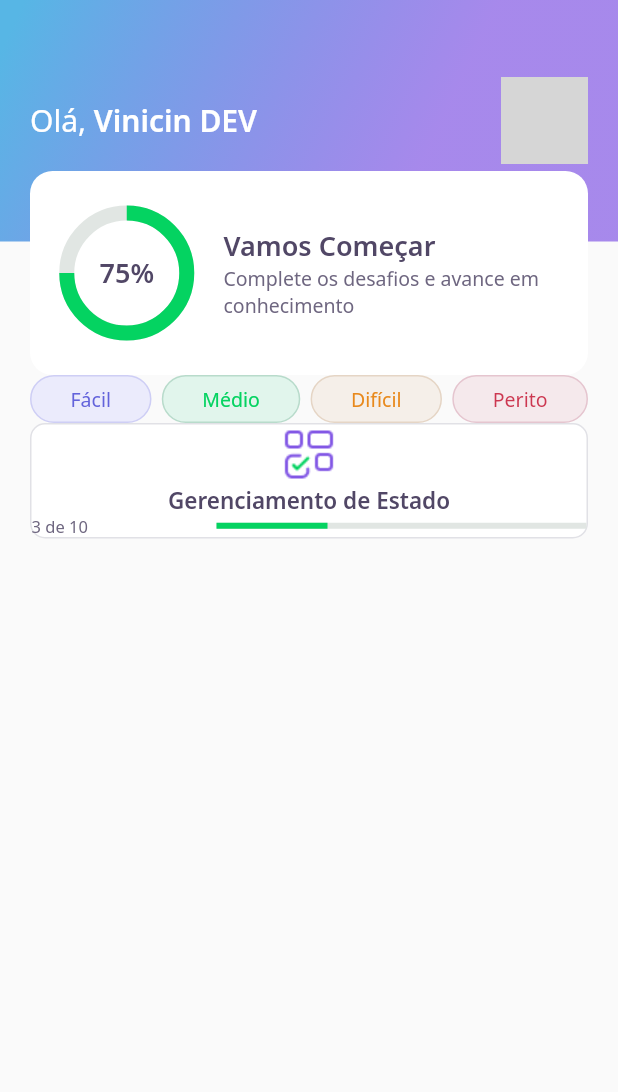
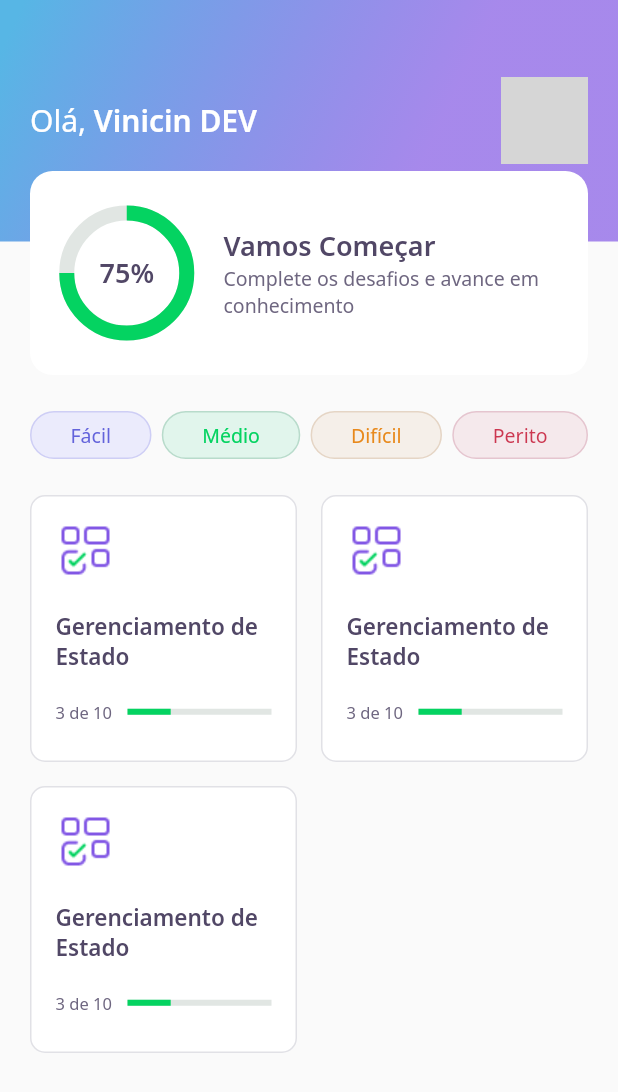
Before and after one commit to viniciusLambert/devquiz, a Flutter app: the screen it shows after launch, on a phone screen of 412 x 824 dp. Shown: the top 1092 px of the screen. Run offline on Flutter 3.47's test engine with Material 2 defaults, Android fonts, the phone set to English and light mode, and no system bars; our stand-ins replace google_fonts; network calls fail; grey boxes are pictures that could not be loaded.

Commit message:
finish stl home page

```diff
--- a/lib/home/home_page.dart
+++ b/lib/home/home_page.dart
@@ -16,11 +16,12 @@ class _HomePageState extends State<HomePage> {
     return Scaffold(
       appBar: AppBarWidget(),
       body: Padding(
-        padding: const EdgeInsets.symmetric(
-          horizontal: 20,
-        ),
+        padding: const EdgeInsets.symmetric(horizontal: 20),
         child: Column(
           children: [
+            SizedBox(
+              height: 24,
+            ),
             Row(
               mainAxisAlignment: MainAxisAlignment.spaceBetween,
               children: [
@@ -38,7 +39,21 @@ class _HomePageState extends State<HomePage> {
                 ),
               ],
             ),
-            QuizCardWidget()
+            SizedBox(
+              height: 24,
+            ),
+            Expanded(
+              child: GridView.count(
+                crossAxisSpacing: 16,
+                mainAxisSpacing: 16,
+                crossAxisCount: 2,
+                children: [
+                  QuizCardWidget(),
+                  QuizCardWidget(),
+                  QuizCardWidget()
+                ],
+              ),
+            )
           ],
         ),
       ),
--- a/lib/home/widgets/quiz_card/quiz_card_widget.dart
+++ b/lib/home/widgets/quiz_card/quiz_card_widget.dart
@@ -9,21 +9,25 @@ class QuizCardWidget extends StatelessWidget {
   @override
   Widget build(BuildContext context) {
     return Container(
+      padding: EdgeInsets.all(16),
       decoration: BoxDecoration(
           border: Border.fromBorderSide(BorderSide(color: AppColors.border)),
           color: AppColors.white,
           borderRadius: BorderRadius.circular(10)),
       child: Column(
+        crossAxisAlignment: CrossAxisAlignment.start,
         children: [
           Container(
             height: 40,
             width: 40,
             child: Image.asset(AppImages.blocks),
           ),
+          SizedBox(height: 20),
           Text(
             "Gerenciamento de Estado",
             style: AppTextStyles.heading15,
           ),
+          SizedBox(height: 20),
           Row(
             children: [
               Expanded(
```
Also changed, not shown: lib/challenge/challenge_page.dart (added).
